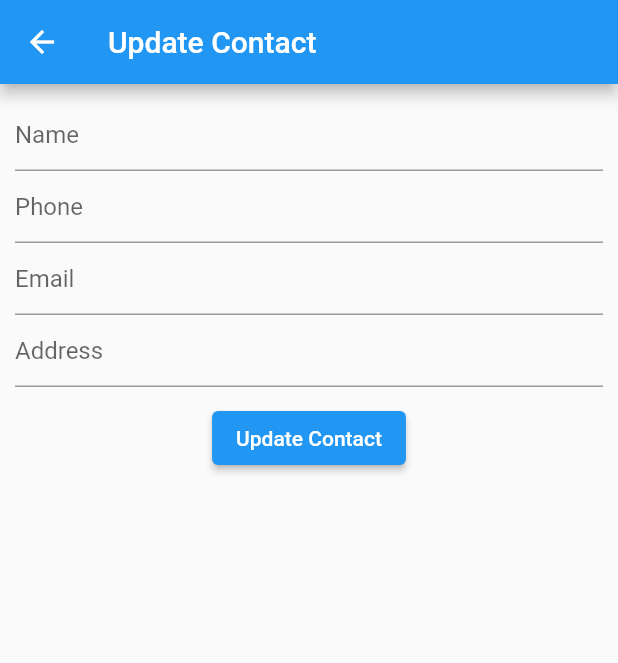
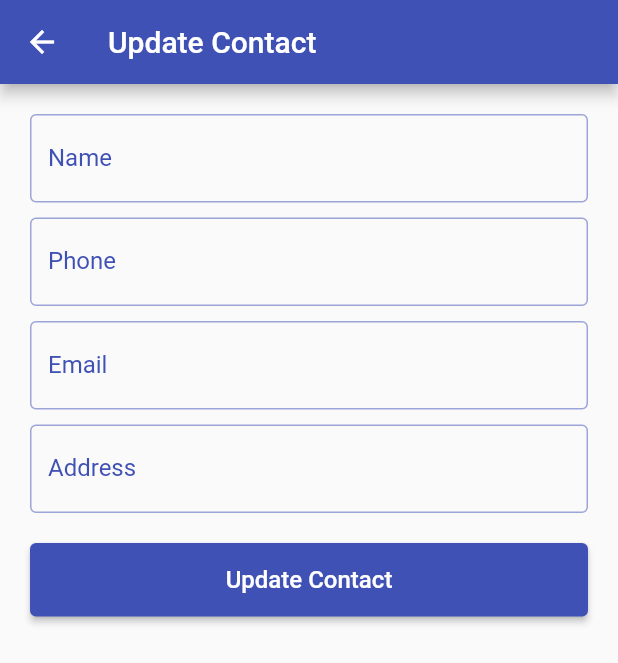
Before and after one commit to dddddeeeevvvaaor/exercisefirebase_076, a Flutter app: the EditContact screen opened directly with empty values, on a phone screen of 412 x 824 dp. Shown: the top 663 px of the screen. Run offline on Flutter 3.47's test engine with Material 2 defaults, Android fonts, the phone set to English and light mode, and no system bars; our stand-ins replace cloud_firestore, firebase_auth, firebase_core; accounts and stored records are empty.

Commit message:
memperbaiki tampilan edit

```diff
--- a/lib/view/edit_contact.dart
+++ b/lib/view/edit_contact.dart
@@ -29,54 +29,96 @@ class _EditContactState extends State<EditContact> {
     return Scaffold(
       appBar: AppBar(
         title: const Text('Update Contact'),
+        backgroundColor: Colors.indigo,
       ),
       body: Padding(
-        padding: const EdgeInsets.all(10.0),
+        padding: const EdgeInsets.all(20.0),
         child: Form(
           key: formKey,
           child: Column(
+            crossAxisAlignment: CrossAxisAlignment.stretch,
             children: [
               TextFormField(
                 controller: TextEditingController(
                   text: widget.contactModel.name,
                 ),
-                decoration: const InputDecoration(
-                  hintText: 'Name',
+                decoration: InputDecoration(
+                  labelText: 'Name',
+                  labelStyle: const TextStyle(color: Colors.indigo),
+                  focusedBorder: const OutlineInputBorder(
+                    borderSide: BorderSide(color: Colors.indigo),
+                  ),
+                  enabledBorder: OutlineInputBorder(
+                    borderSide:
+                        BorderSide(color: Colors.indigo.withOpacity(0.5)),
+                  ),
                 ),
                 onChanged: (value) => name = value,
               ),
+              const SizedBox(height: 10),
               TextFormField(
                 controller: TextEditingController(
                   text: widget.contactModel.phone,
                 ),
-                decoration: const InputDecoration(
-                  hintText: 'Phone',
+                decoration: InputDecoration(
+                  labelText: 'Phone',
+                  labelStyle: const TextStyle(color: Colors.indigo),
+                  focusedBorder: const OutlineInputBorder(
+                    borderSide: BorderSide(color: Colors.indigo),
+                  ),
+                  enabledBorder: OutlineInputBorder(
+                    borderSide:
+                        BorderSide(color: Colors.indigo.withOpacity(0.5)),
+                  ),
                 ),
                 onChanged: (value) => phone = value,
               ),
+              const SizedBox(height: 10),
               TextFormField(
                 controller: TextEditingController(
                   text: widget.contactModel.email,
                 ),
-                decoration: const InputDecoration(
-                  hintText: 'Email',
+                decoration: InputDecoration(
+                  labelText: 'Email',
+                  labelStyle: const TextStyle(color: Colors.indigo),
+                  focusedBorder: const OutlineInputBorder(
+                    borderSide: BorderSide(color: Colors.indigo),
+                  ),
+                  enabledBorder: OutlineInputBorder(
+                    borderSide:
+                        BorderSide(color: Colors.indigo.withOpacity(0.5)),
+                  ),
                 ),
                 onChanged: (value) => email = value,
               ),
+              const SizedBox(height: 10),
               TextFormField(
                 controller: TextEditingController(
                   text: widget.contactModel.address,
                 ),
-                decoration: const InputDecoration(
-                  hintText: 'Address',
+                decoration: InputDecoration(
+                  labelText: 'Address',
+                  labelStyle: const TextStyle(color: Colors.indigo),
+                  focusedBorder: const OutlineInputBorder(
+                    borderSide: BorderSide(color: Colors.indigo),
+                  ),
+                  enabledBorder: OutlineInputBorder(
+                    borderSide:
+                        BorderSide(color: Colors.indigo.withOpacity(0.5)),
+                  ),
                 ),
                 onChanged: (value) => address = value,
               ),
-              const SizedBox(
-                height: 10,
-              ),
+              const SizedBox(height: 20),
               ElevatedButton(
-                child: const Text('Update Contact'),
+                child: const Text(
+                  'Update Contact',
+                  style: TextStyle(fontSize: 16),
+                ),
+                style: ElevatedButton.styleFrom(
+                  primary: Colors.indigo,
+                  padding: const EdgeInsets.symmetric(vertical: 15),
+                ),
                 onPressed: () {
                   if (formKey.currentState!.validate()) {
                     ContactModel cm = ContactModel(
```
